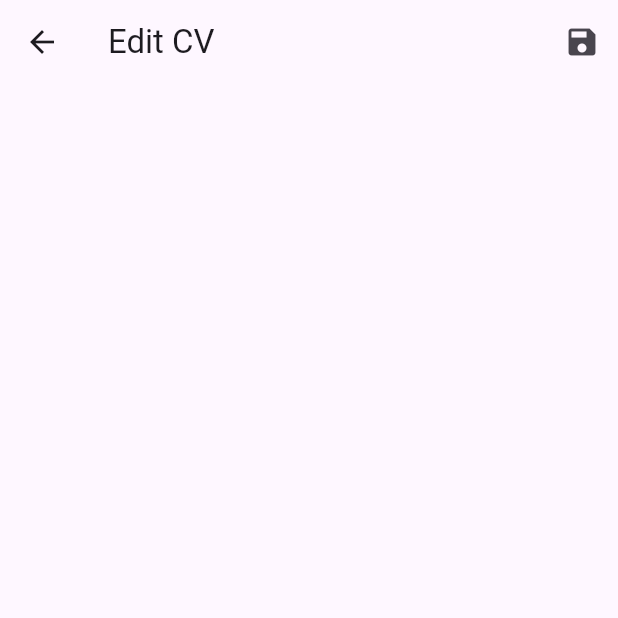
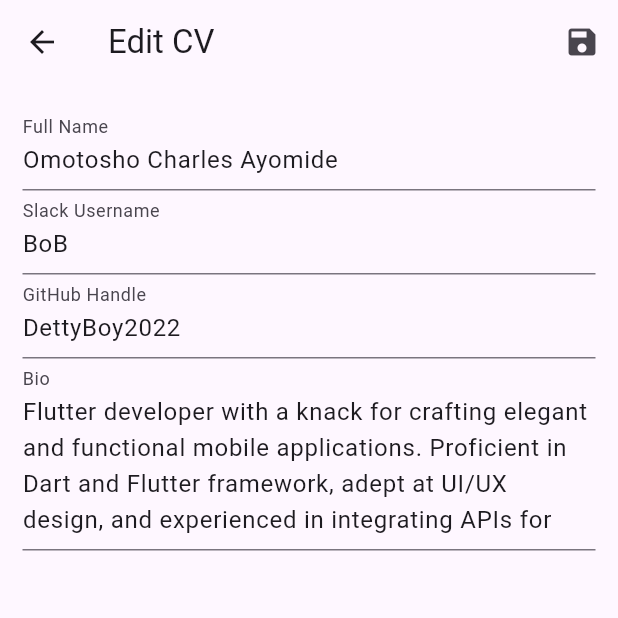
Before and after one commit to dettyboy2022/hng_task2, a Flutter app: the screen it shows after launch, after a tap on the "edit" icon, on a phone screen of 412 x 824 dp, the top half of it. Run offline on Flutter 3.47's test engine with Material 2 defaults, Android fonts, the phone set to English and light mode, and no system bars.

Commit message:
homepage and edit done

```diff
--- a/lib/editpage.dart
+++ b/lib/editpage.dart
@@ -1,13 +1,39 @@
 import 'package:flutter/material.dart';
 
+
 class EditPage extends StatefulWidget {
-  const EditPage({super.key});
+  final String fullName;
+  final String slackUsername;
+  final String githubHandle;
+  final String bio;
+
+  const EditPage({
+    Key? key,
+    required this.fullName,
+    required this.slackUsername,
+    required this.githubHandle,
+    required this.bio,
+  }) : super(key: key);
 
   @override
   State<EditPage> createState() => _EditPageState();
 }
 
 class _EditPageState extends State<EditPage> {
+  TextEditingController fullNameController = TextEditingController();
+  TextEditingController slackUsernameController = TextEditingController();
+  TextEditingController githubHandleController = TextEditingController();
+  TextEditingController bioController = TextEditingController();
+
+  @override
+  void initState() {
+    super.initState();
+    fullNameController.text = widget.fullName;
+    slackUsernameController.text = widget.slackUsername;
+    githubHandleController.text = widget.githubHandle;
+    bioController.text = widget.bio;
+  }
+
   @override
   Widget build(BuildContext context) {
     return Scaffold(
@@ -15,11 +41,45 @@ class _EditPageState extends State<EditPage> {
         title: const Text('Edit CV'),
         actions: [
           IconButton(
-              onPressed: () {
-                Navigator.pop(context);
-              },
-              icon: const Icon(Icons.save))
+            onPressed: () {
+              // Prepare the data to return to the previous screen
+              Map<String, String?> data = {
+                'fullName': fullNameController.text,
+                'slackUsername': slackUsernameController.text,
+                'githubHandle': githubHandleController.text,
+                'bio': bioController.text,
+              };
+
+              // Close the current screen and pass the data back
+              Navigator.pop(context, data);
+            },
+            icon: const Icon(Icons.save),
+          )
         ],
+      ),
+      body: Padding(
+        padding: const EdgeInsets.all(15.0),
+        child: Column(
+          children: [
+            TextField(
+              controller: fullNameController,
+              decoration: const InputDecoration(labelText: 'Full Name'),
+            ),
+            TextField(
+              controller: slackUsernameController,
+              decoration: const InputDecoration(labelText: 'Slack Username'),
+            ),
+            TextField(
+              controller: githubHandleController,
+              decoration: const InputDecoration(labelText: 'GitHub Handle'),
+            ),
+            TextField(
+              controller: bioController,
+              maxLines: 4,
+              decoration: const InputDecoration(labelText: 'Bio'),
+            ),
+          ],
+        ),
       ),
     );
   }
--- a/lib/home.dart
+++ b/lib/home.dart
@@ -3,7 +3,7 @@ import 'package:flutter/material.dart';
 import 'editpage.dart';
 
 class Home extends StatefulWidget {
-  const Home({super.key});
+  const Home({Key? key}) : super(key: key);
 
   @override
   State<Home> createState() => _HomeState();
@@ -23,11 +23,30 @@ class _HomeState extends State<Home> {
         title: const Text('Mobile App CV'),
         actions: [
           IconButton(
-              onPressed: () {
-                Navigator.push(context,
-                    MaterialPageRoute(builder: (context) => const EditPage()));
-              },
-              icon: const Icon(Icons.edit))
+            onPressed: () async {
+              Map<String, String?> result = await Navigator.push(
+                context,
+                MaterialPageRoute(
+                  builder: (context) => EditPage(
+                    fullName: fullName,
+                    slackUsername: slackUsername,
+                    githubHandle: githubHandle,
+                    bio: bio,
+                  ),
+                ),
+              );
+
+              if (result.isNotEmpty) {
+                setState(() {
+                  fullName = result['fullName']!;
+                  slackUsername = result['slackUsername']!;
+                  githubHandle = result['githubHandle']!;
+                  bio = result['bio']!;
+                });
+              }
+            },
+            icon: const Icon(Icons.edit),
+          )
         ],
       ),
       body: Padding(
```
Also changed, not shown: lib/rough.dart (+111 -111 lines).
